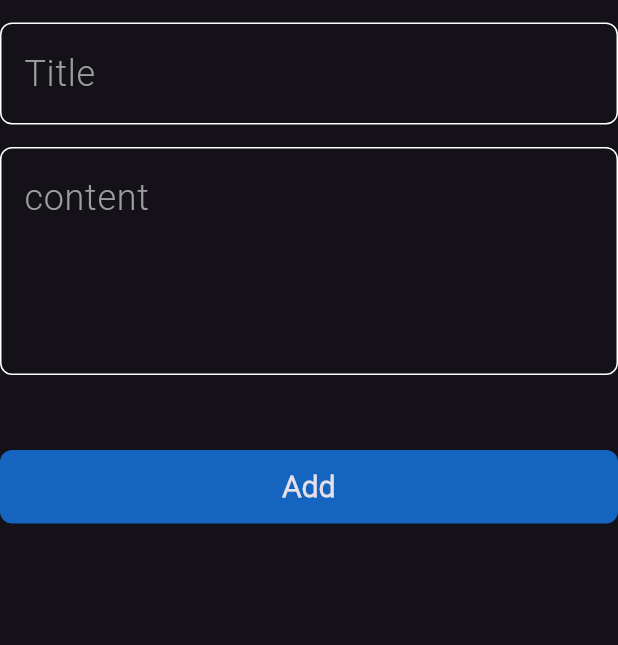
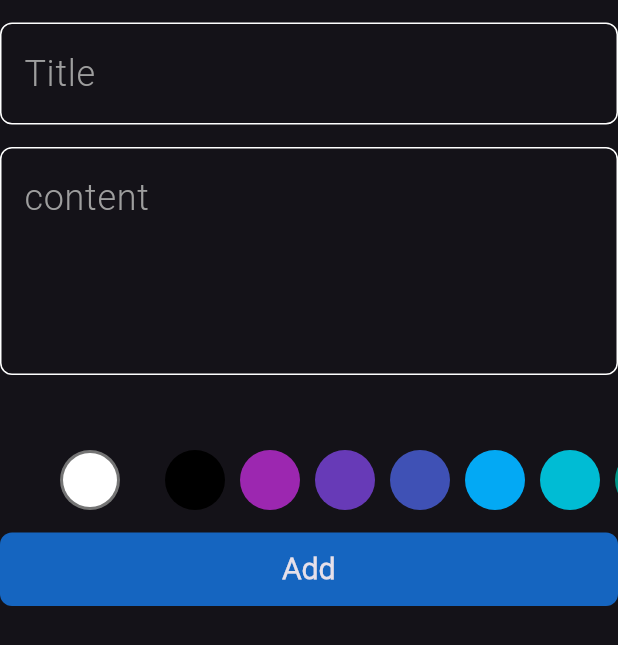
Before and after one commit to OmarAliSiad/NotesApp, a Flutter app: the AddNoteForm widget shown alone on an empty page, opened directly, on a phone screen of 412 x 824 dp. Shown: the top 645 px of the screen. Run offline on Flutter 3.47's test engine with Material 3 defaults, Android fonts, the phone set to English and light mode, and no system bars; our stand-ins replace bloc, flutter_bloc, font_awesome_flutter, hive, hive_flutter; accounts and stored records are empty.

```diff
--- a/lib/widgets/add_note_form.dart
+++ b/lib/widgets/add_note_form.dart
@@ -6,6 +6,7 @@ import 'package:notesapp/cubits/note_cubit/note_cubit.dart';
 import 'package:notesapp/model/note_model.dart';
 import 'package:notesapp/widgets/custom_button.dart';
 import 'package:notesapp/widgets/custom_text_field.dart';
+import 'package:notesapp/widgets/list_view_colors%20_item.dart';
 
 class AddNoteForm extends StatefulWidget {
   const AddNoteForm({
@@ -17,7 +18,6 @@ class AddNoteForm extends StatefulWidget {
 }
 
 class _AddNoteFormState extends State<AddNoteForm> {
-
   GlobalKey<FormState> formState = GlobalKey<FormState>();
   String? title;
   String? subtitle;
@@ -53,6 +53,10 @@ class _AddNoteFormState extends State<AddNoteForm> {
           const SizedBox(
             height: 50,
           ),
+          const ColorListView(),
+          const SizedBox(
+            height: 15,
+          ),
           BlocBuilder<AddNoteCubit, AddNoteState>(
             builder: (context, state) {
               return CustomButton(
```
